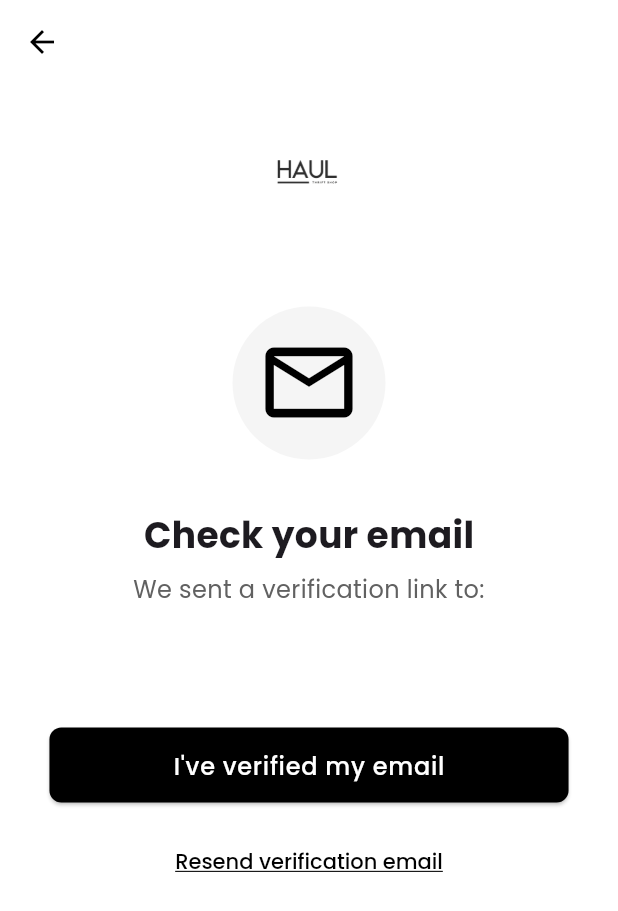
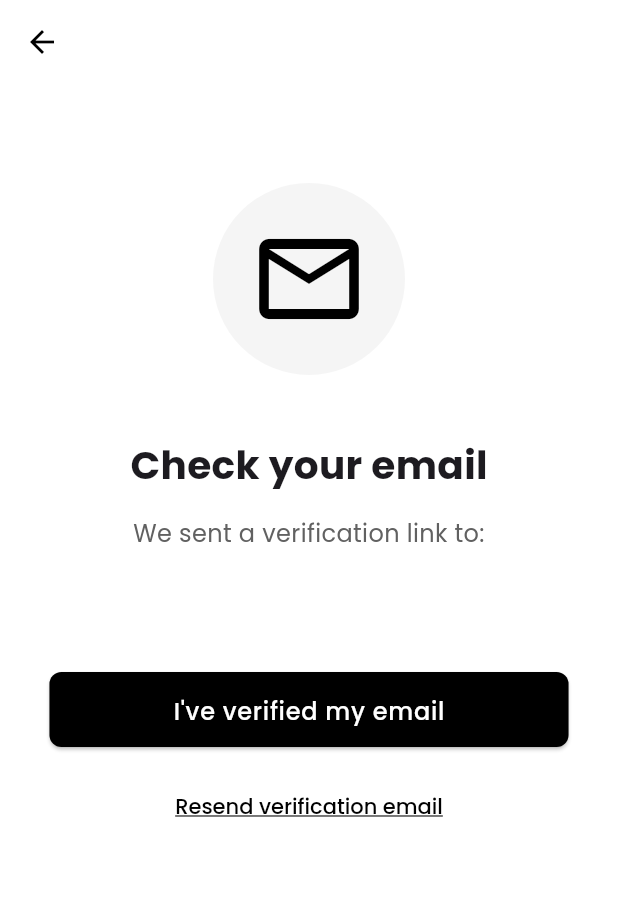
Before and after one commit to fyodorrrrr/haul-app, a Flutter app: the VerifyEmailScreen screen opened directly with empty values, on a phone screen of 412 x 824 dp. Shown: the top 911 px of the screen. Run offline on Flutter 3.47's test engine with Material 3 defaults, Android fonts, the phone set to English and light mode, and no system bars; our stand-ins replace cloud_firestore, firebase_auth, firebase_core, google_fonts; accounts and stored records are empty.

Commit message:
style: tweak layout of verify email screen

```diff
--- a/lib/screens/buyer/verify_email_screen.dart
+++ b/lib/screens/buyer/verify_email_screen.dart
@@ -92,43 +92,35 @@ class _VerifyEmailScreenState extends State<VerifyEmailScreen> {
             child: Column(
               crossAxisAlignment: CrossAxisAlignment.center,
               children: [
-                // Logo
-                Padding(
-                  padding: EdgeInsets.only(top: size.height * 0.02),
-                  child: Image.asset(
-                    'assets/haul_logo.png',
-                    height: size.height * 0.1,
-                  ),
-                ),
 
-                SizedBox(height: size.height * 0.06),
+                SizedBox(height: size.height * 0.08),
 
                 // Email icon
                 Container(
-                  padding: const EdgeInsets.all(16),
+                  padding: const EdgeInsets.all(24),
                   decoration: BoxDecoration(
                     color: Colors.grey.shade100,
                     shape: BoxShape.circle,
                   ),
                   child: Icon(
                     Icons.email_outlined,
-                    size: isSmallScreen ? 50 : 70,
+                    size: isSmallScreen ? 60 : 80,
                     color: Colors.black,
                   ),
                 ),
 
-                SizedBox(height: size.height * 0.04),
+                SizedBox(height: size.height * 0.05),
 
                 // Check your email text
                 Text(
                   'Check your email',
                   style: GoogleFonts.poppins(
-                    fontSize: isSmallScreen ? 20 : 24,
+                    fontSize: isSmallScreen ? 22 : 26,
                     fontWeight: FontWeight.bold,
                   ),
                 ),
 
-                SizedBox(height: size.height * 0.01),
+                SizedBox(height: size.height * 0.02),
 
                 // Email description
                 Text(
```
